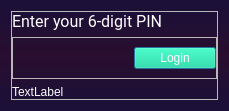
The window that Designer/Authorize.ui (Soon156/AlignPosition) describes before a commit, drawn with Qt 5.
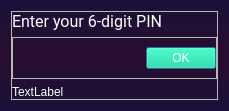
The same window after the commit. Icons and pictures are not drawn.

Commit message: UI update, add new button for reset

Diff of the .ui file:
```diff
--- a/Designer/Authorize.ui
+++ b/Designer/Authorize.ui
@@ -104,7 +104,7 @@
 </string>
            </property>
            <property name="text">
-            <string>Login</string>
+            <string>OK</string>
            </property>
           </widget>
          </item>
```
The commit also changes 6 other files.
